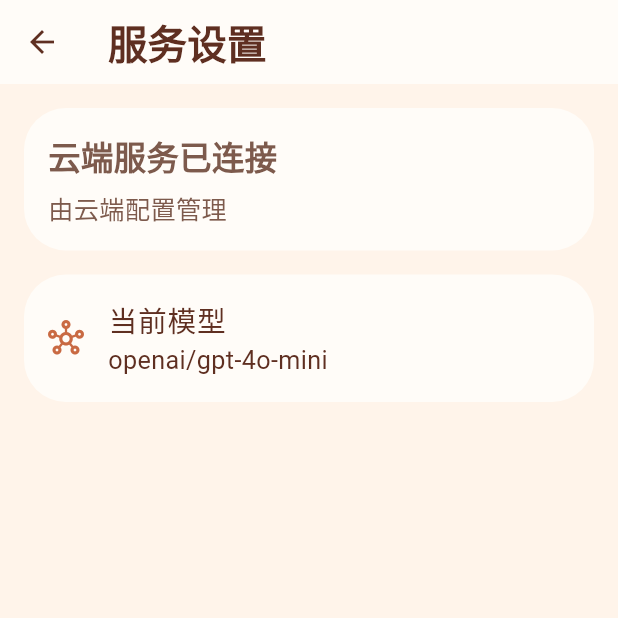
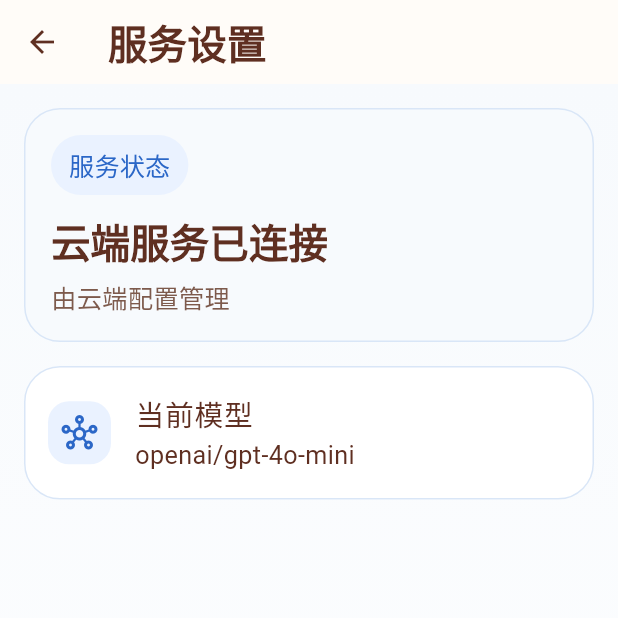
Before and after one commit to zhikanyeye/Silver-Companion-AI, a Flutter app: the SettingsPage screen opened by its route, on a phone screen of 412 x 824 dp, the top half of it. Run offline on Flutter 3.47's test engine with Material 3 defaults, Android fonts, the phone set to English and light mode, and no system bars; our stand-ins replace js, shared_preferences; accounts and stored records are empty; network calls fail.

Commit message:
feat: unify app-wide visual design system
Centralize shared visual tokens, align service pages under one shell language, and bring brand-entry pages onto the same spacing and card rhythm without changing user flows.

```diff
--- a/lib/features/auth/auth_page.dart
+++ b/lib/features/auth/auth_page.dart
@@ -92,6 +92,7 @@ class _AuthPageState extends State<AuthPage> {
 
                 return Center(
                   child: SingleChildScrollView(
+                    key: const Key('authBrandShell'),
                     padding: scrollPadding,
                     child: ConstrainedBox(
                       constraints: const BoxConstraints(maxWidth: 680),
@@ -104,6 +105,7 @@ class _AuthPageState extends State<AuthPage> {
                           curve: Curves.easeOut,
                           opacity: _isVisible ? 1 : 0,
                           child: Card(
+                            color: AppTheme.surface,
                             child: Padding(
                               padding: cardPadding,
                               child: Column(
@@ -115,8 +117,9 @@ class _AuthPageState extends State<AuthPage> {
                                       vertical: 8,
                                     ),
                                     decoration: BoxDecoration(
-                                      color: const Color(0xFFFFF2E6),
+                                      color: const Color(0xFFFFF3E7),
                                       borderRadius: BorderRadius.circular(999),
+                                      border: Border.all(color: const Color(0xFFF1D3BE)),
                                     ),
                                     child: Text(
                                       '欢迎使用银龄智伴',
--- a/lib/features/role/role_select_page.dart
+++ b/lib/features/role/role_select_page.dart
@@ -57,6 +57,7 @@ class _RoleSelectPageState extends State<RoleSelectPage> {
           SafeArea(
             child: Center(
               child: SingleChildScrollView(
+                key: const Key('roleBrandShell'),
                 padding: const EdgeInsets.symmetric(horizontal: 20, vertical: 24),
                 child: ConstrainedBox(
                   constraints: const BoxConstraints(maxWidth: 620),
@@ -77,8 +78,9 @@ class _RoleSelectPageState extends State<RoleSelectPage> {
                               vertical: 8,
                             ),
                             decoration: BoxDecoration(
-                              color: const Color(0xFFFFF2E6),
+                              color: const Color(0xFFFFF3E7),
                               borderRadius: BorderRadius.circular(999),
+                              border: Border.all(color: const Color(0xFFF1D3BE)),
                             ),
                             child: Text(
                               '身份确认',
--- a/lib/features/settings/settings_page.dart
+++ b/lib/features/settings/settings_page.dart
@@ -1,6 +1,7 @@
 import 'package:flutter/material.dart';
 
 import 'package:yinling_zhiban_demo/services/settings_store.dart';
+import 'package:yinling_zhiban_demo/theme/app_theme.dart';
 
 class SettingsPage extends StatefulWidget {
   const SettingsPage({super.key, SettingsStore? store}) : _store = store;
@@ -42,50 +43,77 @@ class _SettingsPageState extends State<SettingsPage> {
 
     return Scaffold(
       appBar: AppBar(title: const Text('服务设置')),
-      body: _isLoading
+      body: Container(
+        key: const Key('settingsServiceShell'),
+        decoration: const BoxDecoration(
+          gradient: LinearGradient(
+            begin: Alignment.topCenter,
+            end: Alignment.bottomCenter,
+            colors: [AppTheme.surfaceAlt, Colors.white],
+          ),
+        ),
+        child: _isLoading
             ? const Center(child: CircularProgressIndicator())
-          : Padding(
+            : SafeArea(
+                child: ListView(
                   padding: const EdgeInsets.all(16),
-              child: Column(
-                crossAxisAlignment: CrossAxisAlignment.stretch,
                   children: [
                     Card(
+                      color: AppTheme.surfaceAlt,
                       child: Padding(
-                      padding: const EdgeInsets.all(16),
+                        padding: const EdgeInsets.all(18),
                         child: Column(
                           crossAxisAlignment: CrossAxisAlignment.start,
-                        children: const [
-                          Text(
-                            '云端服务已连接',
-                            style: TextStyle(
-                              fontSize: 18,
-                              fontWeight: FontWeight.w600,
+                          children: [
+                            Container(
+                              padding: const EdgeInsets.symmetric(horizontal: 12, vertical: 8),
+                              decoration: BoxDecoration(
+                                color: const Color(0xFFEAF2FF),
+                                borderRadius: BorderRadius.circular(999),
+                              ),
+                              child: Text(
+                                '服务状态',
+                                style: theme.textTheme.labelLarge?.copyWith(
+                                  color: AppTheme.serviceBluePrimary,
                                 ),
                               ),
-                          SizedBox(height: 8),
-                          Text('由云端配置管理'),
+                            ),
+                            const SizedBox(height: 14),
+                            Text('云端服务已连接', style: theme.textTheme.titleLarge),
+                            const SizedBox(height: 8),
+                            Text('由云端配置管理', style: theme.textTheme.bodyMedium),
                           ],
                         ),
                       ),
                     ),
                     const SizedBox(height: 16),
                     Card(
+                      color: Colors.white,
                       child: ListTile(
                         contentPadding: const EdgeInsets.symmetric(
                           horizontal: 16,
-                        vertical: 8,
+                          vertical: 10,
                         ),
                         title: const Text('当前模型'),
                         subtitle: Text(_model),
-                      leading: Icon(
+                        leading: Container(
+                          width: 42,
+                          height: 42,
+                          decoration: BoxDecoration(
+                            color: const Color(0xFFEAF2FF),
+                            borderRadius: BorderRadius.circular(14),
+                          ),
+                          child: const Icon(
                             Icons.hub_outlined,
-                        color: theme.colorScheme.primary,
+                            color: AppTheme.serviceBluePrimary,
+                          ),
                         ),
                       ),
                     ),
                   ],
                 ),
               ),
+      ),
     );
   }
 }
--- a/lib/theme/app_theme.dart
+++ b/lib/theme/app_theme.dart
@@ -2,21 +2,30 @@ import 'package:flutter/material.dart';
 
 class AppTheme {
   static const double textScale = 1.2;
+  static const Color brandWarmPrimary = Color(0xFFC96A43);
+  static const Color brandWarmSecondary = Color(0xFFE7A15B);
+  static const Color serviceBluePrimary = Color(0xFF2B67C7);
+  static const Color serviceBlueSecondary = Color(0xFF78A9F5);
   static const Color backgroundTop = Color(0xFFFFF4EA);
   static const Color backgroundBottom = Color(0xFFF9DCC8);
   static const Color surface = Color(0xFFFFFCF8);
+  static const Color surfaceAlt = Color(0xFFF7FAFD);
   static const Color surfaceTint = Color(0xFFF4C7A1);
-  static const Color primary = Color(0xFFC96A43);
-  static const Color secondary = Color(0xFFE7A15B);
+  static const Color primary = brandWarmPrimary;
+  static const Color secondary = brandWarmSecondary;
   static const Color accent = Color(0xFF8E4A31);
   static const Color textStrong = Color(0xFF5F2F21);
   static const Color textMuted = Color(0xFF7D5A4C);
+  static const Color borderSoft = Color(0xFFD9E6F7);
+  static const Color warningSoft = Color(0xFFFFF4E8);
+  static const Color successSoft = Color(0xFFEAF7EA);
+  static const Color dangerSoft = Color(0xFFFFEBEE);
 
   static ThemeData highContrast() {
     const colorScheme = ColorScheme.light(
-      primary: primary,
+      primary: brandWarmPrimary,
       onPrimary: Colors.white,
-      secondary: secondary,
+      secondary: brandWarmSecondary,
       onSecondary: Color(0xFF4A281C),
       surface: surface,
       onSurface: textStrong,
@@ -32,9 +41,11 @@ class AppTheme {
         elevation: 0,
         margin: EdgeInsets.zero,
         shape: RoundedRectangleBorder(
-          borderRadius: BorderRadius.circular(28),
+          borderRadius: BorderRadius.circular(24),
+          side: const BorderSide(color: borderSoft),
         ),
       ),
+      dividerColor: borderSoft,
       textTheme: base.textTheme.copyWith(
         headlineMedium: base.textTheme.headlineMedium?.copyWith(
           fontWeight: FontWeight.w800,
```
Also changed, not shown: lib/features/chat/chat_page.dart (+39 -46 lines), lib/features/community/community_feed_page.dart (+20 -19 lines), lib/widgets/brand_hero.dart (+8 -6 lines), 6 other files. Lines whose indentation alone changed are shown as unchanged.
